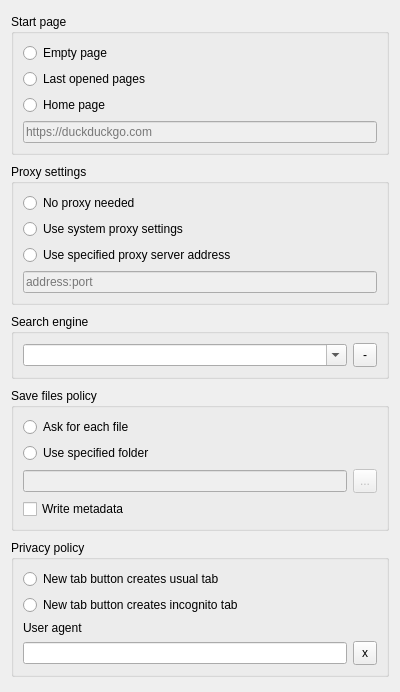
Old version of the form settingspage.ui in the repository mistificator/meow.
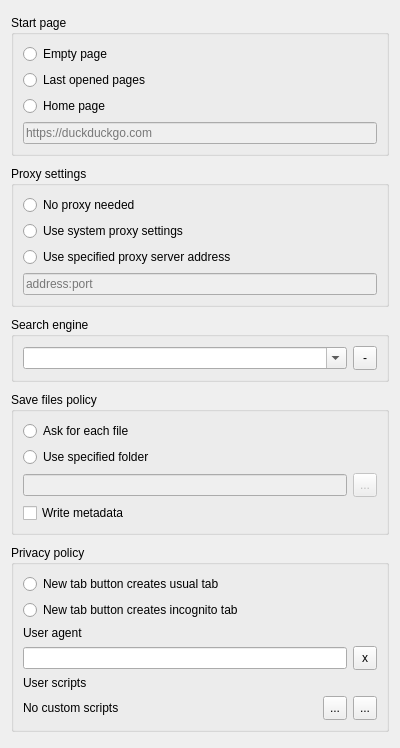
New version of the form.

```diff
--- a/settingspage.ui
+++ b/settingspage.ui
@@ -7,7 +7,7 @@
     <x>0</x>
     <y>0</y>
     <width>400</width>
-    <height>692</height>
+    <height>748</height>
    </rect>
   </property>
   <property name="windowTitle">
@@ -276,6 +276,56 @@
         </item>
        </layout>
       </item>
+      <item>
+       <widget class="QLabel" name="label_2">
+        <property name="text">
+         <string>User scripts</string>
+        </property>
+       </widget>
+      </item>
+      <item>
+       <layout class="QHBoxLayout" name="horizontalLayout_4">
+        <item>
+         <widget class="QLabel" name="scriptCount">
+          <property name="text">
+           <string>No custom scripts</string>
+          </property>
+         </widget>
+        </item>
+        <item>
+         <widget class="QToolButton" name="reloadScripts">
+          <property name="minimumSize">
+           <size>
+            <width>24</width>
+            <height>24</height>
+           </size>
+          </property>
+          <property name="toolTip">
+           <string>Reload user scripts</string>
+          </property>
+          <property name="text">
+           <string>...</string>
+          </property>
+         </widget>
+        </item>
+        <item>
+         <widget class="QToolButton" name="openScriptsFolder">
+          <property name="minimumSize">
+           <size>
+            <width>24</width>
+            <height>24</height>
+           </size>
+          </property>
+          <property name="toolTip">
+           <string>Open user scripts folder</string>
+          </property>
+          <property name="text">
+           <string>...</string>
+          </property>
+         </widget>
+        </item>
+       </layout>
+      </item>
      </layout>
     </widget>
    </item>
```
